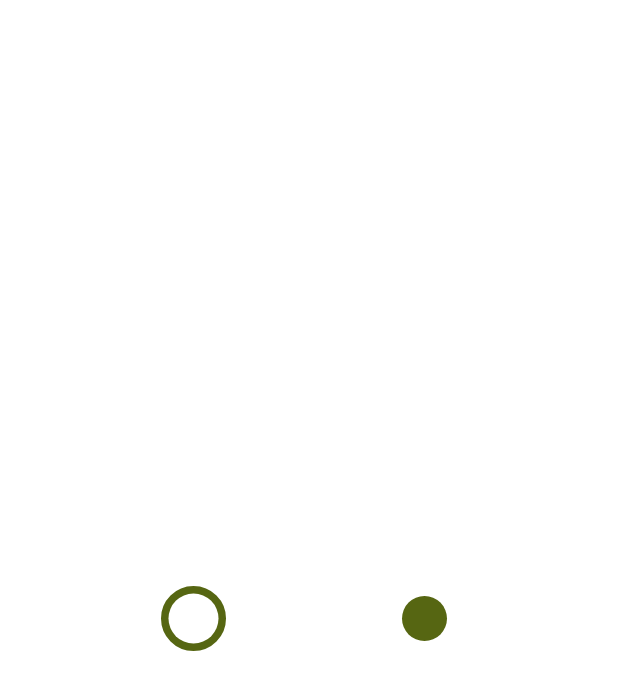
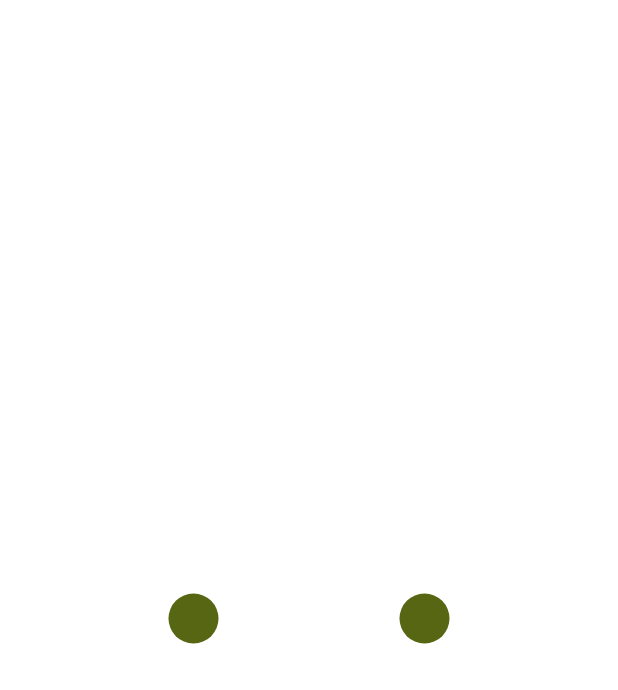
Before and after one commit to GO-GO-NEVER-END/SlidingSubwayView, an Android app: the layout activity_main.xml on its own in the app's theme, with its tools: preview values and no code run, on a phone screen of 412 x 824 dp. Shown: the top 690 px of the screen. Run offline under Robolectric (Android 15) with nearby library versions, the phone set to English and light mode, and no system bars.

Commit message:
feat: StationCircleView에 Animation 정의
하지만 이게 아님 안이뻐요

```diff
--- a/app/build.gradle
+++ b/app/build.gradle
@@ -30,6 +30,9 @@ android {
     kotlinOptions {
         jvmTarget = '1.8'
     }
+    dataBinding {
+        enabled true
+    }
 }
 
 dependencies {
--- a/app/src/main/java/com/ggne/slidingsubway/stationcircle/StationCircleView.kt
+++ b/app/src/main/java/com/ggne/slidingsubway/stationcircle/StationCircleView.kt
@@ -1,8 +1,10 @@
 package com.ggne.slidingsubway.stationcircle
 
+import android.animation.ValueAnimator
 import android.content.Context
 import android.graphics.Canvas
 import android.graphics.Color
+import android.graphics.Interpolator
 import android.graphics.Paint
 import android.util.AttributeSet
 import android.view.MotionEvent
@@ -10,12 +12,20 @@ import android.view.View
 import androidx.annotation.ColorInt
 import com.ggne.slidingsubway.R
 
-class StationCircleView(context: Context, attrs: AttributeSet) : View(context, attrs) {
+class StationCircleView(context: Context, attrs: AttributeSet) :
+    View(context, attrs),
+    ValueAnimator.AnimatorUpdateListener {
 
     @ColorInt
     private val subwayColor: Int
     private var circleState: CircleState
-    private val circleRadius: Float
+    private val maxCircleRadius: Float
+    private var circleRadius: Float
+
+    private val valueAnimator: ValueAnimator = ValueAnimator.ofFloat(0f, 1f).apply {
+        duration = 500
+        addUpdateListener(this@StationCircleView)
+    }
 
     init {
         context.theme.obtainStyledAttributes(
@@ -27,11 +37,12 @@ class StationCircleView(context: Context, attrs: AttributeSet) : View(context, a
             try {
                 subwayColor = getColor(R.styleable.StationCircleView_subwayColor, 0)
                 circleState = CircleState.values()[getInteger(R.styleable.StationCircleView_subwayCircleState, 1)]
-                circleRadius = getFloat(R.styleable.StationCircleView_subwayCircleRadius, 25f)
+                maxCircleRadius = getFloat(R.styleable.StationCircleView_subwayCircleRadius, 25f)
             } finally {
                 recycle()
             }
         }
+        circleRadius = maxCircleRadius
     }
 
     private val strokePaint = Paint().apply {
@@ -41,11 +52,17 @@ class StationCircleView(context: Context, attrs: AttributeSet) : View(context, a
     }
 
     private val fillPaint = Paint().apply {
+        color = subwayColor
         style = Paint.Style.FILL
     }
 
+    private val whiteFillPaint = Paint().apply {
+        style = Paint.Style.FILL
+        color = Color.parseColor("#FFFFFF")
+    }
+
     override fun onMeasure(widthMeasureSpec: Int, heightMeasureSpec: Int) {
-        val diameter = (circleRadius * 3f).toInt()
+        val diameter = (maxCircleRadius * 3f).toInt()
         setMeasuredDimension(diameter, diameter)
     }
 
@@ -55,12 +72,11 @@ class StationCircleView(context: Context, attrs: AttributeSet) : View(context, a
         when (circleState) {
             CircleState.FOCUS -> {
                 canvas.drawCircle(width / 2.toFloat(), height / 2.toFloat(), circleRadius, strokePaint)
-                fillPaint.color = Color.parseColor("#FFFFFF")
-                canvas.drawCircle(width / 2.toFloat(), height / 2.toFloat(), circleRadius, fillPaint)
+                canvas.drawCircle(width / 2.toFloat(), height / 2.toFloat(), circleRadius, whiteFillPaint)
             }
             CircleState.IDLE -> {
                 fillPaint.color = subwayColor
-                canvas.drawCircle(width / 2.toFloat(), height / 2.toFloat(), circleRadius * DOWNSCALE, fillPaint)
+                canvas.drawCircle(width / 2.toFloat(), height / 2.toFloat(), circleRadius, fillPaint)
             }
         }
     }
@@ -79,6 +95,25 @@ class StationCircleView(context: Context, attrs: AttributeSet) : View(context, a
 
     fun changeCircleState(newState: CircleState) {
         circleState = newState
+        valueAnimator.start()
+    }
+
+    override fun onAnimationUpdate(animation: ValueAnimator) {
+        val scale = animation.animatedValue as Float
+
+        when (circleState) {
+            CircleState.FOCUS -> {
+                whiteFillPaint.alpha = (scale * 255).toInt()
+                fillPaint.alpha = 255 - (scale * 255).toInt()
+                circleRadius = (maxCircleRadius * DOWNSCALE) + 0.1f * scale
+            }
+            CircleState.IDLE -> {
+                whiteFillPaint.alpha = 255 - (scale * 255).toInt()
+                fillPaint.alpha = (scale * 255).toInt()
+                circleRadius = maxCircleRadius - 0.1f * scale
+            }
+        }
+
         invalidate()
     }
 
--- a/app/src/main/res/layout/activity_main.xml
+++ b/app/src/main/res/layout/activity_main.xml
@@ -1,7 +1,13 @@
 <?xml version="1.0" encoding="utf-8"?>
-<androidx.constraintlayout.widget.ConstraintLayout xmlns:android="http://schemas.android.com/apk/res/android"
+<layout xmlns:android="http://schemas.android.com/apk/res/android"
     xmlns:app="http://schemas.android.com/apk/res-auto"
-    xmlns:tools="http://schemas.android.com/tools"
+    xmlns:tools="http://schemas.android.com/tools">
+
+    <data>
+
+    </data>
+
+    <androidx.constraintlayout.widget.ConstraintLayout
         android:layout_width="match_parent"
         android:layout_height="match_parent"
         tools:context=".MainActivity">
@@ -11,7 +17,7 @@
             android:layout_width="wrap_content"
             android:layout_height="wrap_content"
             app:subwayColor="@color/subway_7"
-        app:subwayCircleState="FOCUS"
+            app:subwayCircleState="IDLE"
             app:subwayCircleRadius="25"
             app:layout_constraintBottom_toBottomOf="parent"
             app:layout_constraintEnd_toStartOf="@+id/stationCircleView2"
@@ -32,3 +38,4 @@
 
 
     </androidx.constraintlayout.widget.ConstraintLayout>
+</layout>
```
Also changed, not shown: app/src/main/java/com/ggne/slidingsubway/MainActivity.kt (+11 -1 lines). Lines whose indentation alone changed are shown as unchanged.
